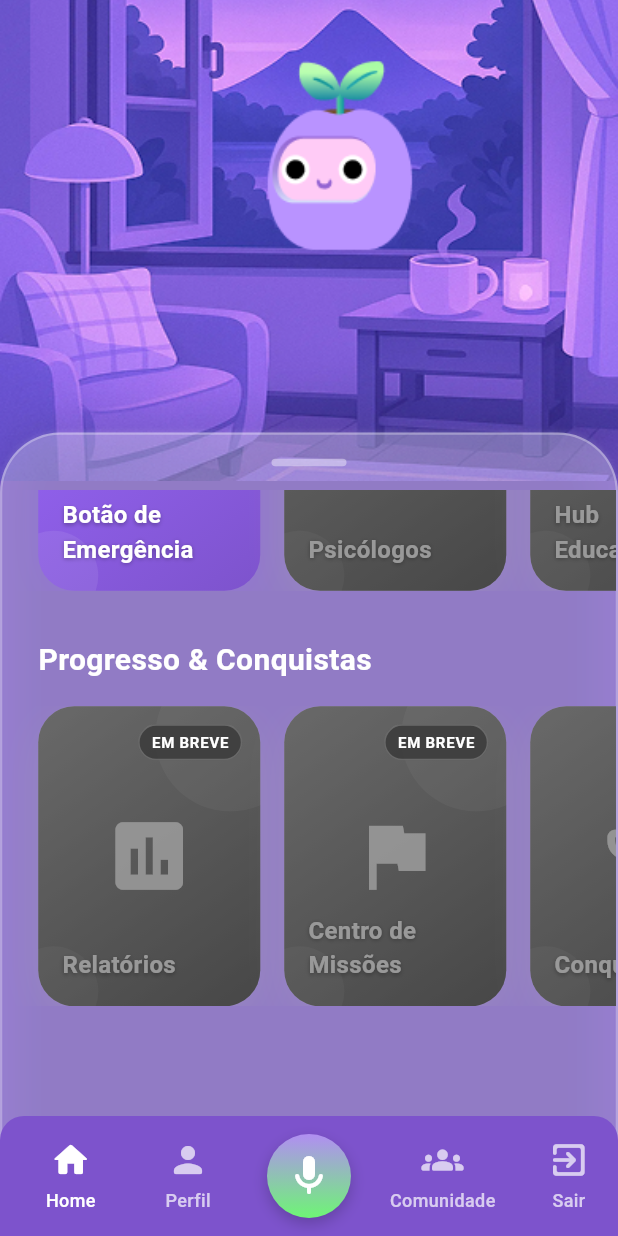
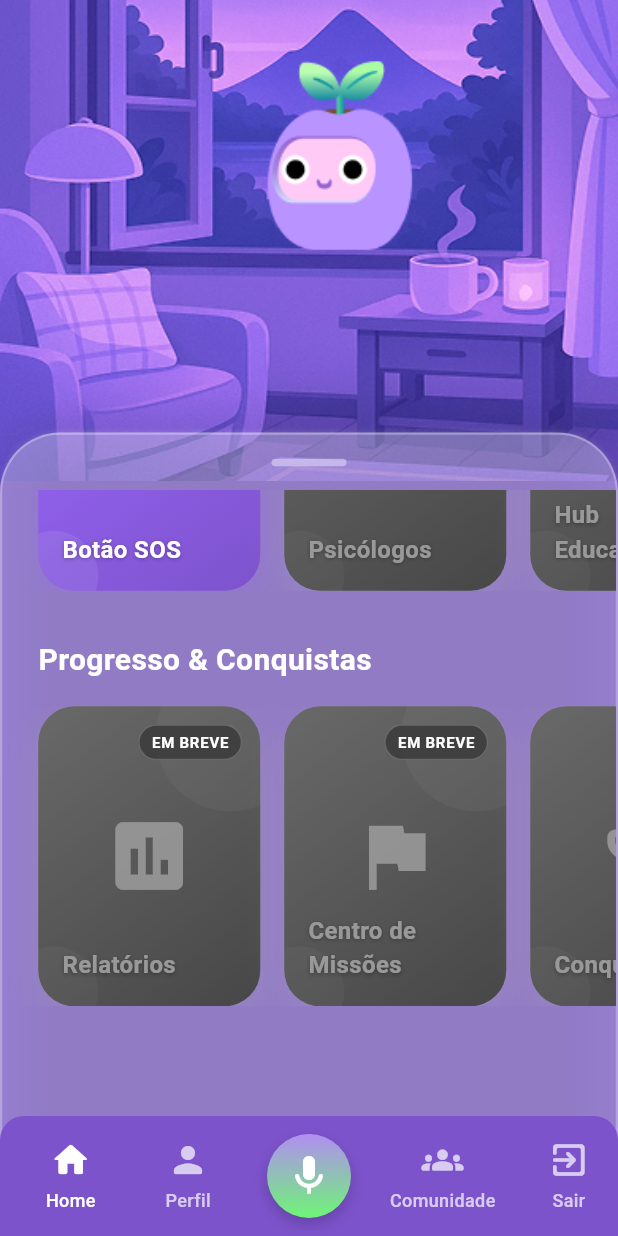
Before and after one commit to gabriel-steixeira/metamorfose-app, a Flutter app: the HomeScreen screen opened by its route, scrolled down 1008 dp, on a phone screen of 412 x 824 dp. Run offline on Flutter 3.47's test engine with Material 3 defaults, Android fonts, the light colour scheme and no system bars; our stand-ins replace cloud_firestore, dio, firebase_auth, firebase_core, firebase_messaging, flutter_bloc and 13 more; missing offline and left inert: dart:html, dart:js, flutter_facebook_auth; accounts and stored records are empty; network calls fail; Roboto replaces fonts that are missing (DinNext); project files that could hold a hidden picture were left out.

Commit message:
fix: update API key and rename emergency button to SOS
- Replace deprecated Gemini API key with new one
- Rename "Botão de Emergência" to "Botão SOS" for consistency
- Update related icon references from emergency to crisis_alert
- Downgrade dependency versions in pubspec.lock

```diff
--- a/lib/screens/home/home.dart
+++ b/lib/screens/home/home.dart
@@ -586,7 +586,7 @@ class _HomeScreenState extends State<HomeScreen> with TickerProviderStateMixin {
           ],
         );
       case 'psicólogos':
-      case 'Botão de Emergência':
+      case 'Botão SOS':
       case 'hub educacional':
         return LinearGradient(
           begin: Alignment.topLeft,
@@ -624,8 +624,8 @@ class _HomeScreenState extends State<HomeScreen> with TickerProviderStateMixin {
         return Icons.flag;
       case 'hub educacional':
         return Icons.school;
-      case 'Botão de Emergência':
-        return Icons.emergency;
+      case 'sos':
+        return Icons.crisis_alert;
       case 'conquistas':
         return Icons.emoji_events;
       case 'feedback':
@@ -673,9 +673,9 @@ class _HomeScreenState extends State<HomeScreen> with TickerProviderStateMixin {
 
     final supportFeatures = [
       CarouselItem(
-        title: 'Botão de Emergência',
+        title: 'Botão SOS',
         image: 'assets/images/features/emergency_support.png',
-        icon: _getIconForFeature('SOS'),
+        icon: _getIconForFeature('sos'),
         isComingSoon: false,
         onTap: () => context.go('/sos'),
       ),
--- a/lib/services/gemini_service.dart
+++ b/lib/services/gemini_service.dart
@@ -70,7 +70,8 @@ enum PersonalityType {
 
 /// Configurações estáticas para acesso à API Gemini.
 class GeminiConfig {
-  static const String apiKey = 'AIzaSyAzMuYRlod7aPJa5aekPCgj4RO-RLHEpXk';
+  // static const String apiKey = 'AIzaSyAzMuYRlod7aPJa5aekPCgj4RO-RLHEpXk';
+  static const String apiKey = 'AIzaSyD62zb3io5KwTg0T_I37HayzlKRAwCUYrI';
   static const String baseUrl = 'https://generativelanguage.googleapis.com/v1beta/models';
   static const String model = 'gemini-2.0-flash';
   static const int maxRetries = 3;
```
Also changed, not shown: pubspec.lock.
